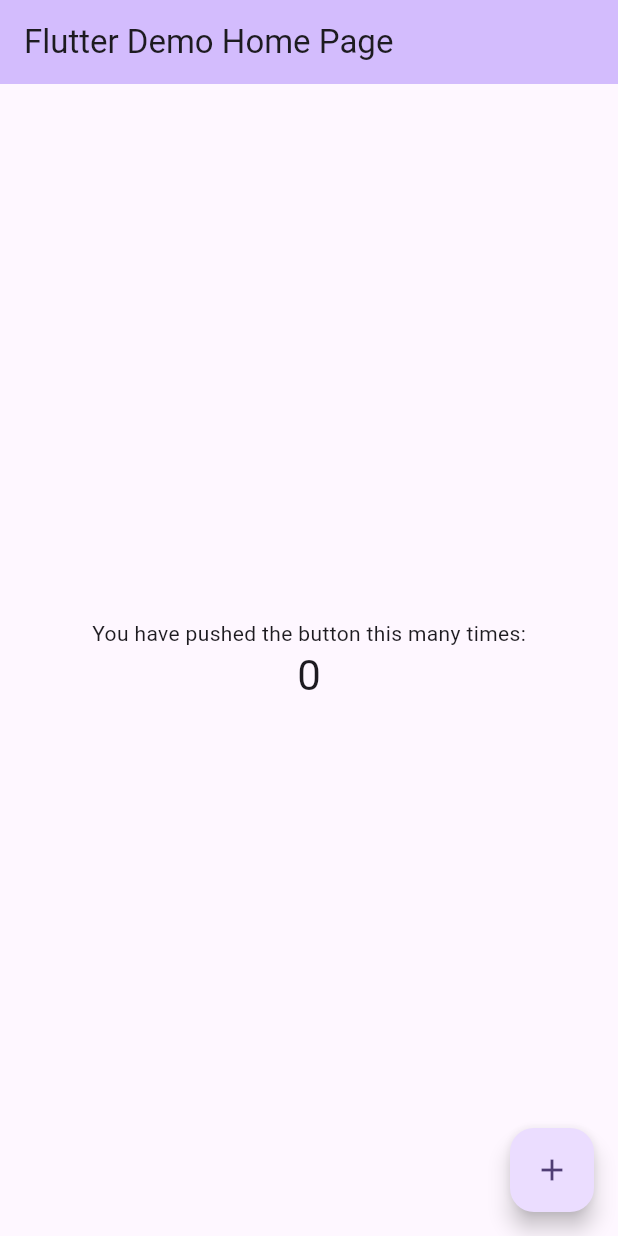
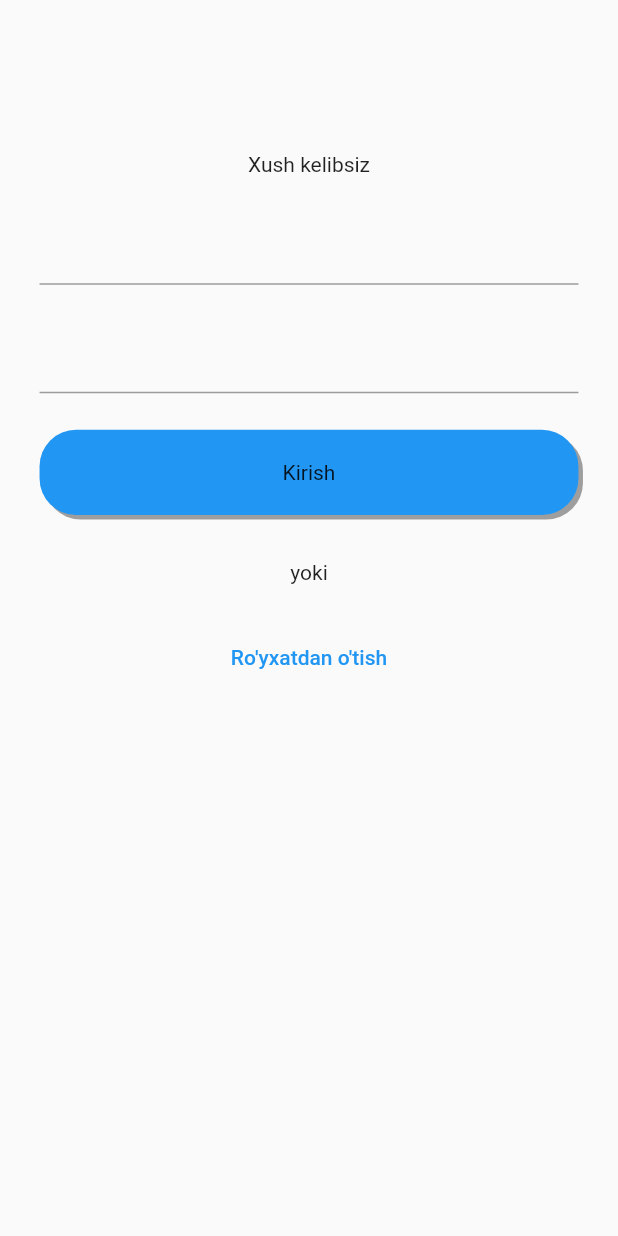
Before and after one commit to SayfiddinovJ/Market, a Flutter app: the screen it shows after launch, on a phone screen of 412 x 824 dp. Run offline on Flutter 3.47's test engine with Material 2 defaults, Android fonts, the phone set to English and light mode, and no system bars; our stand-ins replace cloud_firestore, firebase_auth, firebase_core, flutter_bloc, flutter_screenutil, shared_preferences; accounts and stored records are empty.

Commit message:
splash and login screens added

```diff
--- /dev/null
+++ b/lib/cubits/tabs_box_cubit.dart
@@ -0,0 +1,9 @@
+import 'package:flutter_bloc/flutter_bloc.dart';
+
+class TabsBoxCubit extends Cubit<int>{
+  TabsBoxCubit():super(0);
+
+  setIndex(int index){
+    emit(index);
+  }
+}
--- a/lib/main.dart
+++ b/lib/main.dart
@@ -1,10 +1,30 @@
 import 'package:firebase_core/firebase_core.dart';
 import 'package:flutter/material.dart';
+import 'package:flutter_bloc/flutter_bloc.dart';
+import 'package:flutter_screenutil/flutter_screenutil.dart';
+import 'package:market/cubits/tabs_box_cubit.dart';
+import 'package:market/data/local/storage_repository.dart';
+import 'package:market/ui/splash/splash_screen.dart';
 
-void main() async{
+void main() async {
   WidgetsFlutterBinding.ensureInitialized();
-  await Firebase.initializeApp();
-  runApp(const MyApp());
+  await StorageRepository.getInstance();
+  // await Firebase.initializeApp();
+  runApp(const App());
+}
+
+class App extends StatelessWidget {
+  const App({super.key});
+
+  @override
+  Widget build(BuildContext context) {
+    return MultiBlocProvider(
+      providers: [
+        BlocProvider(create: (context) => TabsBoxCubit()),
+      ],
+      child: const MyApp(),
+    );
+  }
 }
 
 class MyApp extends StatelessWidget {
@@ -12,61 +32,13 @@ class MyApp extends StatelessWidget {
 
   @override
   Widget build(BuildContext context) {
-    return MaterialApp(
-      title: 'Flutter Demo',
-      theme: ThemeData(
-        colorScheme: ColorScheme.fromSeed(seedColor: Colors.deepPurple),
-        useMaterial3: true,
+    return const ScreenUtilInit(
+      designSize: Size(375, 812),
+      splitScreenMode: true,
+      minTextAdapt: true,
+      child: MaterialApp(
+        home: SplashScreen(),
       ),
-      home: const MyHomePage(title: 'Flutter Demo Home Page'),
     );
   }
 }
-
-class MyHomePage extends StatefulWidget {
-  const MyHomePage({super.key, required this.title});
-
-  final String title;
-
-  @override
-  State<MyHomePage> createState() => _MyHomePageState();
-}
-
-class _MyHomePageState extends State<MyHomePage> {
-  int _counter = 0;
-
-  void _incrementCounter() {
-    setState(() {
-      _counter++;
-    });
-  }
-
-  @override
-  Widget build(BuildContext context) {
-    return Scaffold(
-      appBar: AppBar(
-        backgroundColor: Theme.of(context).colorScheme.inversePrimary,
-        title: Text(widget.title),
-      ),
-      body: Center(
-        child: Column(
-          mainAxisAlignment: MainAxisAlignment.center,
-          children: <Widget>[
-            const Text(
-              'You have pushed the button this many times:',
-            ),
-            Text(
-              '$_counter',
-              style: Theme.of(context).textTheme.headlineMedium,
-            ),
-          ],
-        ),
-      ),
-      floatingActionButton: FloatingActionButton(
-        onPressed: _incrementCounter,
-        tooltip: 'Increment',
-        child: const Icon(Icons.add),
-      ), // This trailing comma makes auto-formatting nicer for build methods.
-    );
-  }
-}
--- /dev/null
+++ b/lib/ui/auth/sign_in_screen.dart
@@ -0,0 +1,53 @@
+import 'package:flutter/material.dart';
+import 'package:flutter_screenutil/flutter_screenutil.dart';
+import 'package:market/ui/auth/register_screen.dart';
+import 'package:market/ui/widgets/global_button.dart';
+import 'package:market/utils/size_extension.dart';
+
+class SignInScreen extends StatelessWidget {
+  const SignInScreen({super.key});
+
+  @override
+  Widget build(BuildContext context) {
+    return Scaffold(
+      body: SingleChildScrollView(
+        physics: const BouncingScrollPhysics(),
+        padding: EdgeInsets.symmetric(horizontal: 24.w),
+        child: Column(
+          children: [
+            100.ph,
+            const Text('Xush kelibsiz'),
+            24.ph,
+            const TextField(),
+            24.ph,
+            const TextField(),
+            24.ph,
+            GlobalButton(
+              text: 'Kirish',
+              onTap: () {},
+            ),
+            30.ph,
+            const Center(child: Text('yoki')),
+            24.ph,
+            Center(
+              child: TextButton(
+                onPressed: () {
+                  Navigator.pushReplacement(
+                    context,
+                    MaterialPageRoute(
+                      builder: (context) => const RegisterScreen(),
+                    ),
+                  );
+                },
+                child: const Text(
+                  'Ro\'yxatdan o\'tish',
+                  style: TextStyle(color: Colors.blue),
+                ),
+              ),
+            ),
+          ],
+        ),
+      ),
+    );
+  }
+}
--- /dev/null
+++ b/lib/ui/widgets/global_button.dart
@@ -0,0 +1,32 @@
+import 'package:flutter/material.dart';
+import 'package:flutter_screenutil/flutter_screenutil.dart';
+import 'package:market/ui/widgets/zoom_tap_button.dart';
+
+class GlobalButton extends StatelessWidget {
+  const GlobalButton({super.key, required this.text, required this.onTap});
+
+  final String text;
+  final VoidCallback onTap;
+
+  @override
+  Widget build(BuildContext context) {
+    return ZoomTapButton(
+      onTap: onTap,
+      child: Container(
+        height: 56.h,
+        width: MediaQuery.of(context).size.width,
+        decoration: BoxDecoration(
+          color: Colors.blue,
+          borderRadius: BorderRadius.circular(24.r),
+          boxShadow: const [
+            BoxShadow(
+              color: Colors.grey,
+              offset: Offset(3, 3),
+            ),
+          ],
+        ),
+        child: Center(child: Text(text)),
+      ),
+    );
+  }
+}
--- /dev/null
+++ b/lib/ui/widgets/zoom_tap_button.dart
@@ -0,0 +1,97 @@
+import 'dart:async';
+import 'package:flutter/widgets.dart';
+
+class ZoomTapButton extends StatefulWidget {
+  final Widget child;
+
+  final double begin, end;
+
+  final Duration beginDuration, endDuration, longTapRepeatDuration;
+
+  final Function()? onTap, onLongTap;
+
+  final bool enableLongTapRepeatEvent;
+
+  final Curve beginCurve, endCurve;
+
+  const ZoomTapButton(
+      {Key? key,
+        required this.child,
+        this.onTap,
+        this.begin = 1.0,
+        this.end = 0.93,
+        this.beginDuration = const Duration(milliseconds: 20),
+        this.endDuration = const Duration(milliseconds: 120),
+        this.longTapRepeatDuration = const Duration(milliseconds: 100),
+        this.beginCurve = Curves.decelerate,
+        this.endCurve = Curves.fastOutSlowIn,
+        this.onLongTap,
+        this.enableLongTapRepeatEvent = false})
+      : super(key: key);
+  @override
+  State<StatefulWidget> createState() => _ZoomTapButtonState();
+}
+
+class _ZoomTapButtonState extends State<ZoomTapButton>
+    with SingleTickerProviderStateMixin<ZoomTapButton> {
+  AnimationController? _controller;
+  late Animation<double> _animation;
+
+  @override
+  void initState() {
+    super.initState();
+    _controller = AnimationController(
+        vsync: this,
+        duration: widget.endDuration,
+        value: 1.0,
+        reverseDuration: widget.beginDuration);
+    _animation = Tween(begin: widget.end, end: widget.begin).animate(
+        CurvedAnimation(
+            parent: _controller!,
+            curve: widget.beginCurve,
+            reverseCurve: widget.endCurve));
+    _controller?.forward();
+  }
+
+  bool _isOnTap = true;
+  @override
+  Widget build(BuildContext context) {
+    Future<void> onLongPress() async {
+      await _controller?.forward();
+      await widget.onLongTap?.call();
+    }
+
+    return GestureDetector(
+      onTap: widget.onTap,
+      onLongPress: widget.onLongTap != null && !widget.enableLongTapRepeatEvent
+          ? onLongPress
+          : null,
+      child: Listener(
+          onPointerDown: (c) async {
+            _isOnTap = true;
+            _controller?.reverse();
+            if (widget.enableLongTapRepeatEvent) {
+              await Future.delayed(widget.longTapRepeatDuration);
+              while (_isOnTap) {
+                await Future.delayed(widget.longTapRepeatDuration, () async {
+                  await (widget.onLongTap ?? widget.onTap)?.call();
+                });
+              }
+            }
+          },
+          onPointerUp: (c) async {
+            _isOnTap = false;
+            await _controller?.forward();
+          },
+          child: ScaleTransition(scale: _animation, child: widget.child)),
+    );
+  }
+
+  @override
+  void dispose() {
+    _controller?.stop();
+    _controller?.dispose();
+    _controller = null;
+    super.dispose();
+  }
+}
--- a/pubspec.yaml
+++ b/pubspec.yaml
@@ -16,6 +16,9 @@ dependencies:
   firebase_auth: ^4.10.0
   firebase_storage: ^11.2.7
   cloud_firestore: ^4.9.2
+  flutter_bloc: ^8.1.3
+  shared_preferences: ^2.2.1
+  flutter_screenutil: ^5.9.0
 
 dev_dependencies:
   flutter_test:
```
Also changed, not shown: lib/data/local/storage_repository.dart (added, +96 -0 lines), lib/ui/admin/add/add_screen.dart (added, +12 -0 lines), lib/ui/admin/category/category_screen.dart (added, +12 -0 lines), lib/ui/admin/home/home_screen.dart (added, +12 -0 lines), lib/ui/admin/profile/profile_screen.dart (added, +12 -0 lines), lib/ui/admin/tabs_box_admin.dart (added, +51 -0 lines), lib/ui/auth/register_screen.dart (added, +53 -0 lines), lib/ui/splash/splash_screen.dart (added, +33 -0 lines), lib/ui/user/category/category_screen.dart (added, +12 -0 lines), lib/ui/user/products/products_screen.dart (added, +12 -0 lines), lib/ui/user/profile/profile_screen.dart (added, +12 -0 lines), lib/ui/user/tabs_box.dart (added, +48 -0 lines), lib/utils/size_extension.dart (added, +7 -0 lines), pubspec.lock.
